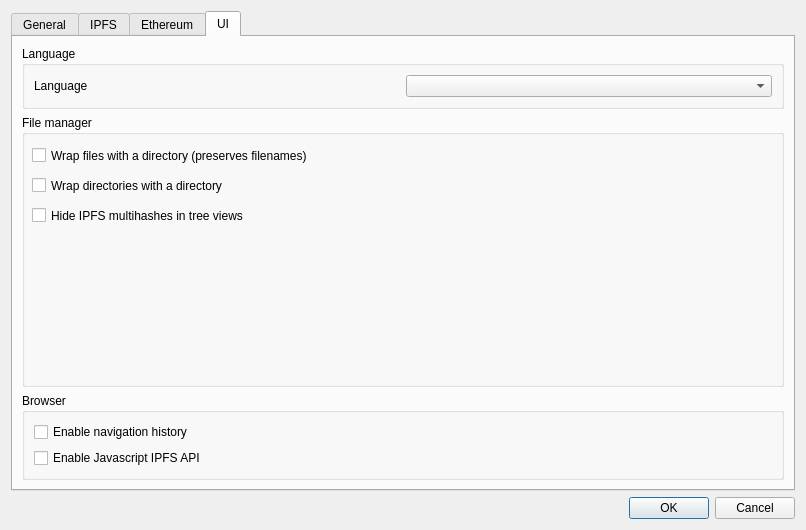
The window that galacteek/ui/settings.ui (pinnaculum/galacteek) describes before a commit, drawn with Qt 5.
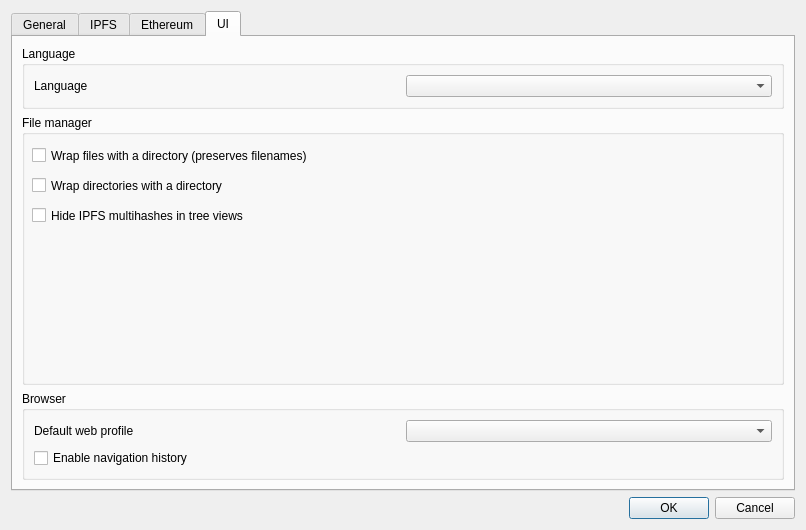
The same window after the commit. The open tabs and pages were chosen to show the change. Icons and pictures are not drawn.

The edit to the form file:
```diff
--- a/galacteek/ui/settings.ui
+++ b/galacteek/ui/settings.ui
@@ -611,21 +611,25 @@
          </property>
          <layout class="QGridLayout" name="gridLayout_6">
           <item row="0" column="0">
-           <layout class="QGridLayout" name="gridLayout_3"/>
-          </item>
-          <item row="2" column="0">
-           <widget class="QCheckBox" name="jsIpfsApi">
-            <property name="text">
-             <string>Enable Javascript IPFS API</string>
-            </property>
-           </widget>
-          </item>
+           <layout class="QGridLayout" name="gridLayout_3">
           <item row="1" column="0">
            <widget class="QCheckBox" name="urlHistoryEnable">
             <property name="text">
              <string>Enable navigation history</string>
             </property>
            </widget>
+            </item>
+            <item row="0" column="0">
+             <widget class="QLabel" name="label_12">
+              <property name="text">
+               <string>Default web profile</string>
+              </property>
+             </widget>
+            </item>
+            <item row="0" column="1">
+             <widget class="QComboBox" name="comboDefaultWebProfile"/>
+            </item>
+           </layout>
           </item>
          </layout>
         </widget>
```
Left out of the diff: 18 changed lines with no effect on the pictures. Lines whose indentation alone changed are shown as unchanged.
